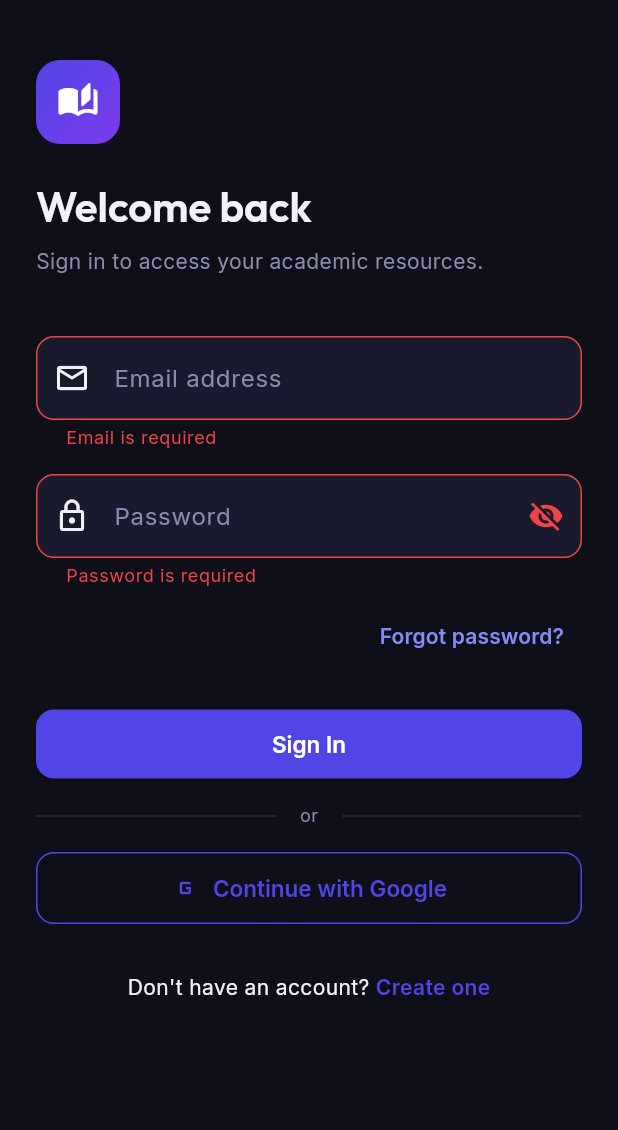
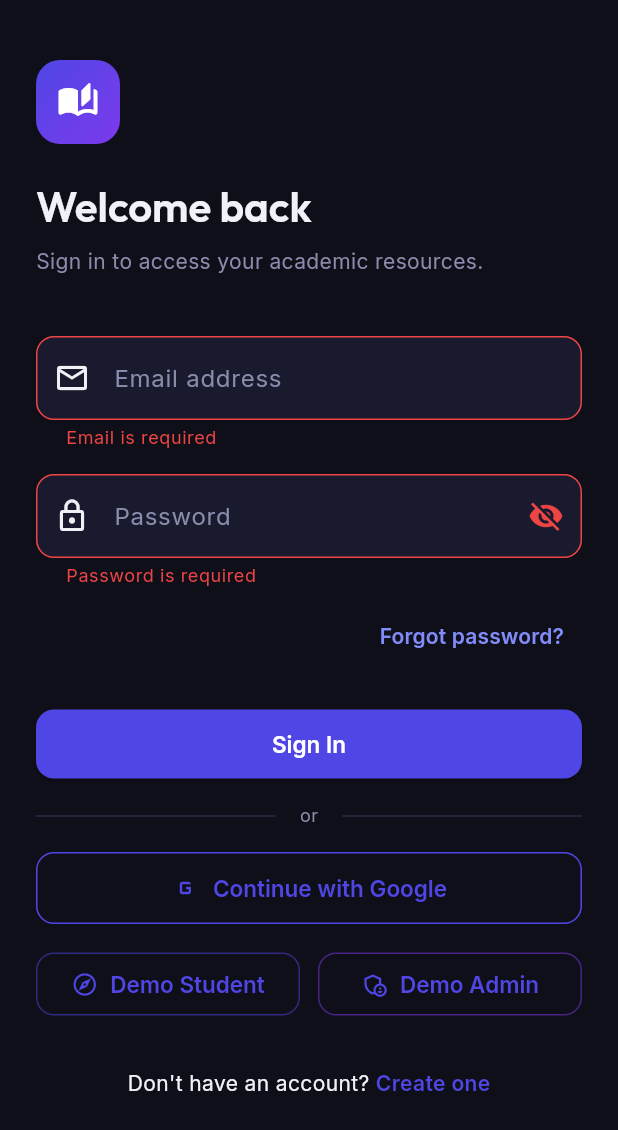
Before and after one commit to ViboothiBalasooriya/UniNotes-AI, a Flutter app: the screen it shows after launch, after a tap on "Sign In", after a tap on "Continue with Google", on a phone screen of 412 x 824 dp. Shown: the top 1130 px of the screen. Run offline on Flutter 3.47's test engine with Material 3 defaults, Android fonts, the phone set to English and light mode, and no system bars; our stand-ins replace cloud_firestore, file_picker, firebase_auth, firebase_core, firebase_storage, flutter_dotenv and 6 more; missing offline and left inert: syncfusion_flutter_pdf, syncfusion_flutter_pdfviewer; accounts and stored records are empty; network calls fail.

Commit message:
Add Demo Student and Demo Admin mode buttons and fix login navigation

```diff
--- a/uninotes_ai/lib/features/auth/screens/login_screen.dart
+++ b/uninotes_ai/lib/features/auth/screens/login_screen.dart
@@ -33,10 +33,14 @@ class _LoginScreenState extends ConsumerState<LoginScreen> {
             _emailController.text.trim(),
             _passwordController.text,
           );
+      if (mounted) context.go('/universities');
     } catch (e) {
       if (mounted) {
         ScaffoldMessenger.of(context).showSnackBar(
-          SnackBar(content: Text('Login failed: ${e.toString()}'), backgroundColor: AppColors.error),
+          SnackBar(
+            content: Text('Login failed: ${e.toString()}'),
+            backgroundColor: AppColors.error,
+          ),
         );
       }
     } finally {
@@ -48,12 +52,28 @@ class _LoginScreenState extends ConsumerState<LoginScreen> {
     setState(() => _isLoading = true);
     try {
       await ref.read(authNotifierProvider.notifier).signInWithGoogle();
+      if (mounted) context.go('/universities');
     } catch (e) {
       if (mounted) {
         ScaffoldMessenger.of(context).showSnackBar(
-          SnackBar(content: Text('Google sign-in failed: ${e.toString()}'), backgroundColor: AppColors.error),
+          SnackBar(
+            content: Text('Google sign-in failed: ${e.toString()}'),
+            backgroundColor: AppColors.error,
+          ),
         );
       }
+    } finally {
+      if (mounted) setState(() => _isLoading = false);
+    }
+  }
+
+  Future<void> _signInAsDemo({bool isAdmin = false}) async {
+    setState(() => _isLoading = true);
+    try {
+      await ref.read(authNotifierProvider.notifier).signInAnonymously(isAdmin: isAdmin);
+      if (mounted) context.go('/universities');
+    } catch (e) {
+      if (mounted) context.go('/universities');
     } finally {
       if (mounted) setState(() => _isLoading = false);
     }
@@ -182,6 +202,36 @@ class _LoginScreenState extends ConsumerState<LoginScreen> {
                     label: const Text('Continue with Google'),
                   ),
                 ),
+                const SizedBox(height: 16),
+
+                // ─── Demo Mode Buttons ──────────────────────────────────────────
+                Row(
+                  children: [
+                    Expanded(
+                      child: OutlinedButton.icon(
+                        onPressed: _isLoading ? null : () => _signInAsDemo(isAdmin: false),
+                        icon: const Icon(Icons.explore_outlined, size: 18),
+                        label: const Text('Demo Student'),
+                        style: OutlinedButton.styleFrom(
+                          padding: const EdgeInsets.symmetric(vertical: 12),
+                          side: BorderSide(color: AppColors.primary.withValues(alpha: 0.5)),
+                        ),
+                      ),
+                    ),
+                    const SizedBox(width: 12),
+                    Expanded(
+                      child: OutlinedButton.icon(
+                        onPressed: _isLoading ? null : () => _signInAsDemo(isAdmin: true),
+                        icon: const Icon(Icons.admin_panel_settings_outlined, size: 18),
+                        label: const Text('Demo Admin'),
+                        style: OutlinedButton.styleFrom(
+                          padding: const EdgeInsets.symmetric(vertical: 12),
+                          side: BorderSide(color: AppColors.accent.withValues(alpha: 0.5)),
+                        ),
+                      ),
+                    ),
+                  ],
+                ),
                 const SizedBox(height: 32),
 
                 // ─── Register Link ─────────────────────────────────────────────
--- a/uninotes_ai/lib/features/auth/screens/register_screen.dart
+++ b/uninotes_ai/lib/features/auth/screens/register_screen.dart
@@ -39,6 +39,7 @@ class _RegisterScreenState extends ConsumerState<RegisterScreen> {
             password: _passwordController.text,
             displayName: _nameController.text.trim(),
           );
+      if (mounted) context.go('/universities');
     } catch (e) {
       if (mounted) {
         ScaffoldMessenger.of(context).showSnackBar(
```
Also changed, not shown: uninotes_ai/lib/features/auth/providers/auth_provider.dart (+20 -0 lines), uninotes_ai/pubspec.lock.
